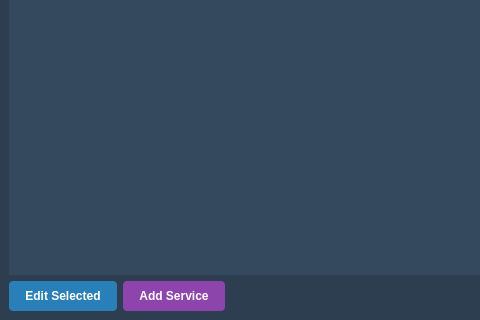
KadricAl/PyQt-Device-App, file main_window.ui: the form before one commit; both pictures show x 0 to 480 and y 280 to 600 of the 900 by 600 pixel window.
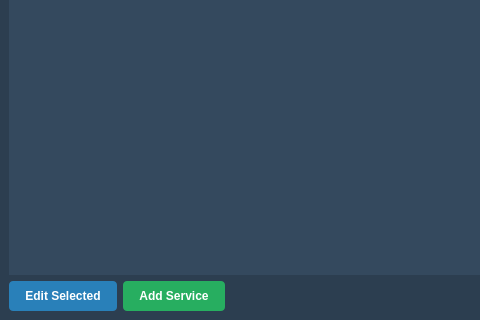
The form after the commit.

Diff of the .ui file:
```diff
--- a/main_window.ui
+++ b/main_window.ui
@@ -25,6 +25,7 @@
     /* Table Styling */
     QTableWidget {
         background-color: #34495e;
+        alternate-background-color: #7f8c8d;
         gridline-color: #7f8c8d;
         color: #ecf0f1;
         border: none;
@@ -173,7 +174,8 @@
          <string>Add Service</string>
         </property>
         <property name="styleSheet">
-            <string>background-color: #8e44ad;</string>
+            <string>background-color: #27ae60;
+            </string>
         </property>
        </widget>
       </item>
```
